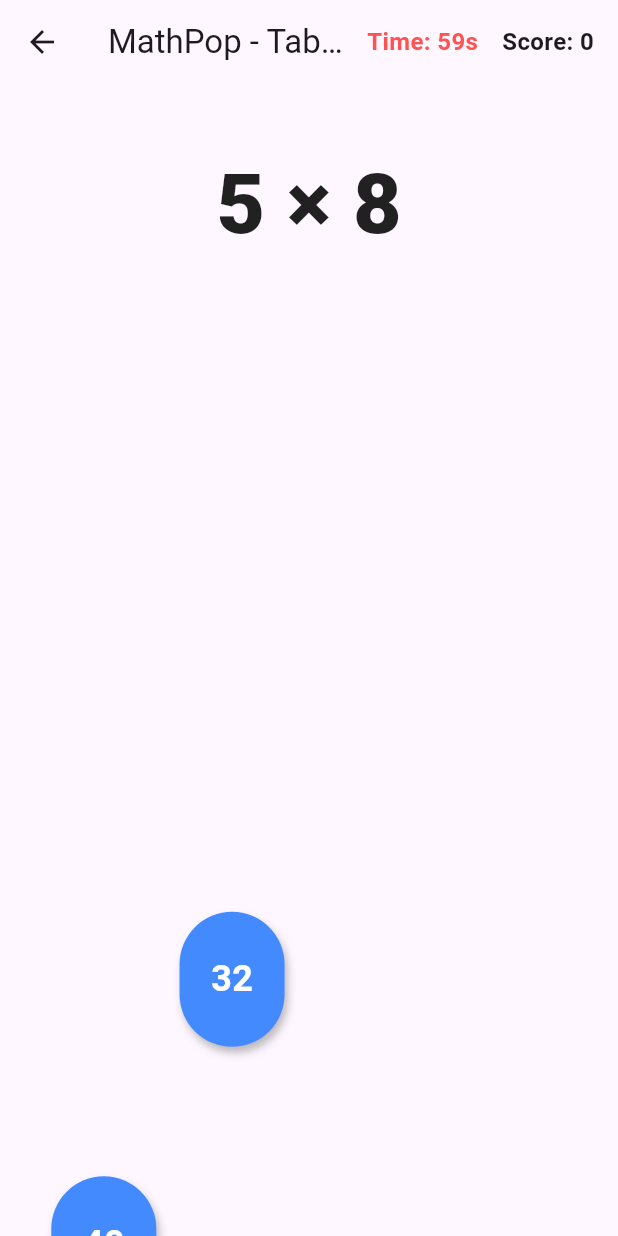
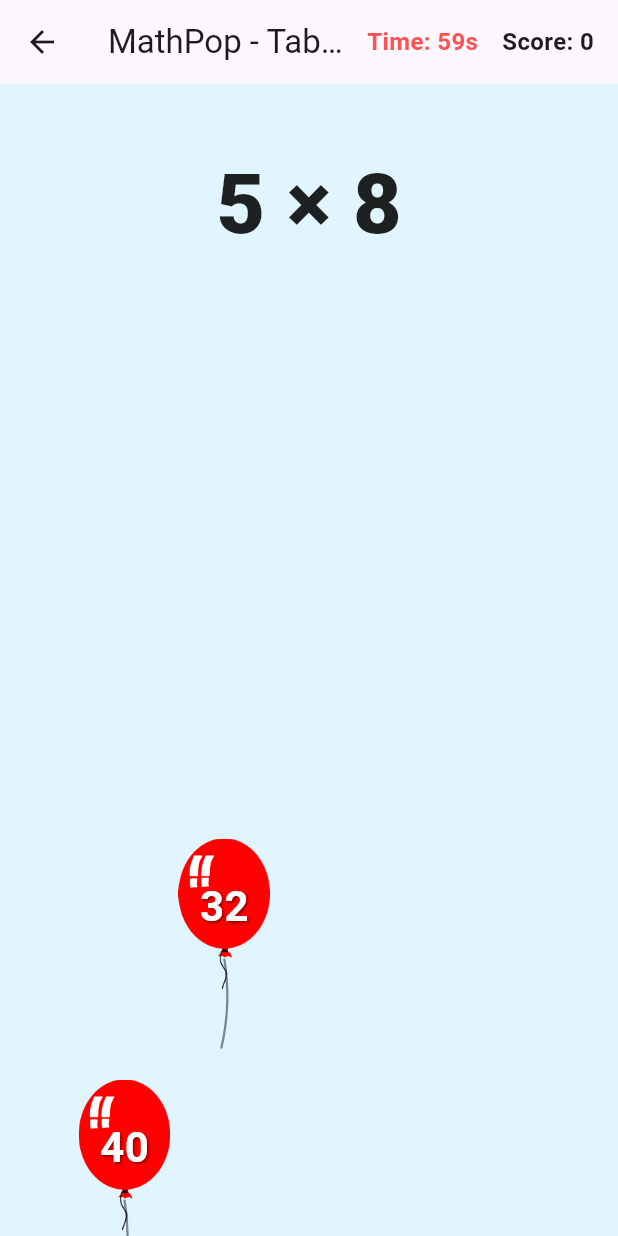
Before and after one commit to bharathwaaj/numlox, a Flutter app: the screen it shows after launch, after a tap on "Start MathPop", on a phone screen of 412 x 824 dp. Run offline on Flutter 3.47's test engine with Material 3 defaults, Android fonts, the phone set to English and light mode, and no system bars.

Commit message:
feat(mathpop): improve visual polish with balloon assets and animations

```diff
--- a/lib/mathpop/screens/mathpop_game_screen.dart
+++ b/lib/mathpop/screens/mathpop_game_screen.dart
@@ -37,34 +37,54 @@ class _MathPopGameScreenState extends State<MathPopGameScreen> {
               child: Column(
                 mainAxisAlignment: MainAxisAlignment.center,
                 children: [
-                   const Text('Session Complete!', style: TextStyle(fontSize: 32)),
+                  const Text(
+                    'Session Complete!',
+                    style: TextStyle(fontSize: 32),
+                  ),
                   const SizedBox(height: 10),
-                   Text('Final Score: ${_controller.score}', style: const TextStyle(fontSize: 48, fontWeight: FontWeight.bold, color: Colors.blue)),
+                  Text(
+                    'Final Score: ${_controller.score}',
+                    style: const TextStyle(
+                      fontSize: 48,
+                      fontWeight: FontWeight.bold,
+                      color: Colors.blue,
+                    ),
+                  ),
                   const SizedBox(height: 30),
                   ElevatedButton(
                     style: ElevatedButton.styleFrom(
-                        padding: const EdgeInsets.symmetric(horizontal: 32, vertical: 16),
+                      padding: const EdgeInsets.symmetric(
+                        horizontal: 32,
+                        vertical: 16,
+                      ),
                     ),
                     onPressed: () {
                       Navigator.of(context).pop();
                     },
-                      child: const Text('Main Menu', style: TextStyle(fontSize: 20))
+                    child: const Text(
+                      'Main Menu',
+                      style: TextStyle(fontSize: 20),
+                    ),
                   ),
                   const SizedBox(height: 10),
                   TextButton(
                     onPressed: () {
                       _controller.startGame(focus: 8);
                     },
-                      child: const Text('Play Again', style: TextStyle(fontSize: 20))
-                   )
-                 ]
-               )
-             )
+                    child: const Text(
+                      'Play Again',
+                      style: TextStyle(fontSize: 20),
+                    ),
+                  ),
+                ],
+              ),
+            ),
           );
         }
 
         // Active Game Screen
         return Scaffold(
+          backgroundColor: Colors.lightBlue[50],
           appBar: AppBar(
             title: Text('MathPop - Table ${_controller.tableFocus}'),
             actions: [
@@ -73,8 +93,12 @@ class _MathPopGameScreenState extends State<MathPopGameScreen> {
                 child: Center(
                   child: Text(
                     'Time: ${_controller.timeLeft}s',
-                    style: const TextStyle(fontSize: 16, color: Colors.redAccent, fontWeight: FontWeight.bold),
-                  )
+                    style: const TextStyle(
+                      fontSize: 16,
+                      color: Colors.redAccent,
+                      fontWeight: FontWeight.bold,
+                    ),
+                  ),
                 ),
               ),
               Padding(
@@ -82,8 +106,11 @@ class _MathPopGameScreenState extends State<MathPopGameScreen> {
                 child: Center(
                   child: Text(
                     'Score: ${_controller.score}',
-                    style: const TextStyle(fontSize: 16, fontWeight: FontWeight.bold),
-                  )
+                    style: const TextStyle(
+                      fontSize: 16,
+                      fontWeight: FontWeight.bold,
+                    ),
+                  ),
                 ),
               ),
             ],
@@ -98,9 +125,13 @@ class _MathPopGameScreenState extends State<MathPopGameScreen> {
                 child: Center(
                   child: Text(
                     _controller.currentEquation,
-                    style: const TextStyle(fontSize: 56, fontWeight: FontWeight.w900, color: Colors.black87),
-                  )
-                )
+                    style: const TextStyle(
+                      fontSize: 56,
+                      fontWeight: FontWeight.w900,
+                      color: Colors.black87,
+                    ),
+                  ),
+                ),
               ),
               // Render Balloons
               ..._controller.activeBalloons.map((balloon) {
@@ -112,13 +143,13 @@ class _MathPopGameScreenState extends State<MathPopGameScreen> {
                   },
                   onTap: () {
                     _controller.handleTap(balloon);
-                  }
+                  },
                 );
               }),
             ],
           ),
         );
-      }
+      },
     );
   }
 }
--- a/lib/mathpop/widgets/balloon_widget.dart
+++ b/lib/mathpop/widgets/balloon_widget.dart
@@ -36,7 +36,10 @@ class _BalloonWidgetState extends State<BalloonWidget>
       duration: const Duration(seconds: 5),
     );
 
-    _flightAnimation = Tween<double>(begin: 1.1, end: -0.2).animate(_flightController);
+    _flightAnimation = Tween<double>(
+      begin: 1.1,
+      end: -0.2,
+    ).animate(_flightController);
 
     _flightController.addStatusListener((status) {
       if (status == AnimationStatus.completed) {
@@ -64,7 +67,7 @@ class _BalloonWidgetState extends State<BalloonWidget>
     if (widget.balloon.isCorrect) {
       _popped = true;
       _scaleController.reverse(); // Pop (scale to 0)
-      widget.onTap();             // Trigger correct answer logic
+      widget.onTap(); // Trigger correct answer logic
     } else {
       _shakeController.forward(from: 0.0); // Shake
     }
@@ -81,9 +84,16 @@ class _BalloonWidgetState extends State<BalloonWidget>
   @override
   Widget build(BuildContext context) {
     return AnimatedBuilder(
-      animation: Listenable.merge([_flightAnimation, _scaleController, _shakeController]),
+      animation: Listenable.merge([
+        _flightAnimation,
+        _scaleController,
+        _shakeController,
+      ]),
       builder: (context, child) {
-        double shakeOffset = sin(_shakeController.value * pi * 4) * 10;
+        // Horizontal wobble calculation
+        // _flightController.value ranges from 0.0 to 1.0
+        final double wobble = sin(_flightController.value * pi * 8) * 12;
+        final double shakeOffset = sin(_shakeController.value * pi * 4) * 10;
 
         return Align(
           alignment: FractionalOffset(
@@ -91,43 +101,81 @@ class _BalloonWidgetState extends State<BalloonWidget>
             _flightAnimation.value,
           ),
           child: Transform.translate(
-            offset: Offset(shakeOffset, 0),
-            child: Transform.scale(
-              scale: _scaleController.value,
-              child: child,
-            ),
+            offset: Offset(shakeOffset + wobble, 0),
+            child: Transform.scale(scale: _scaleController.value, child: child),
           ),
         );
       },
       child: GestureDetector(
         onTap: _handleTap,
         behavior: HitTestBehavior.opaque,
-        child: Container(
-          width: 70,
-          height: 90,
-          decoration: BoxDecoration(
-            color: Colors.blueAccent,
-            borderRadius: const BorderRadius.all(Radius.circular(40)),
-            boxShadow: const [
-              BoxShadow(
-                color: Colors.black26,
-                blurRadius: 4,
-                offset: Offset(2, 4),
-              )
-            ],
+        child: SizedBox(
+          width: 90,
+          height: 150, // Increased height to accommodate the string
+          child: Stack(
+            alignment: Alignment.topCenter,
+            children: [
+              // Balloon String
+              Positioned(
+                top: 80,
+                child: CustomPaint(
+                  size: const Size(2, 60),
+                  painter: BalloonStringPainter(),
                 ),
-          child: Center(
+              ),
+              // Balloon Image body
+              Image.asset(
+                'assets/images/mathpop/balloon.png',
+                width: 90,
+                height: 100,
+                fit: BoxFit.contain,
+              ),
+              // Answer Text
+              Positioned(
+                top: 25,
                 child: Text(
                   widget.balloon.answerValue.toString(),
                   style: const TextStyle(
                     color: Colors.white,
-                fontSize: 24,
+                    fontSize: 28,
                     fontWeight: FontWeight.bold,
+                    shadows: [
+                      Shadow(
+                        color: Colors.black45,
+                        offset: Offset(1, 1),
+                        blurRadius: 2,
+                      ),
+                    ],
                   ),
                 ),
+              ),
+            ],
           ),
         ),
       ),
     );
   }
 }
+
+class BalloonStringPainter extends CustomPainter {
+  @override
+  void paint(Canvas canvas, Size size) {
+    final paint = Paint()
+      ..color = Colors.black45
+      ..strokeWidth = 1.5
+      ..style = PaintingStyle.stroke;
+
+    final path = Path();
+    path.moveTo(size.width / 2, 0);
+    path.quadraticBezierTo(
+      size.width / 2 + 5,
+      size.height / 2,
+      size.width / 2 - 2,
+      size.height,
+    );
+    canvas.drawPath(path, paint);
+  }
+
+  @override
+  bool shouldRepaint(CustomPainter oldDelegate) => false;
+}
--- a/pubspec.yaml
+++ b/pubspec.yaml
@@ -17,3 +17,6 @@ dev_dependencies:
 
 flutter:
   uses-material-design: true
+
+  assets:
+    - assets/images/mathpop/balloon.png
```
Also changed, not shown: assets/images/mathpop/balloon.png (added), openspec/changes/mathpop-visual-polish/.openspec.yaml (added), 5 other files. Lines whose indentation alone changed are shown as unchanged.
